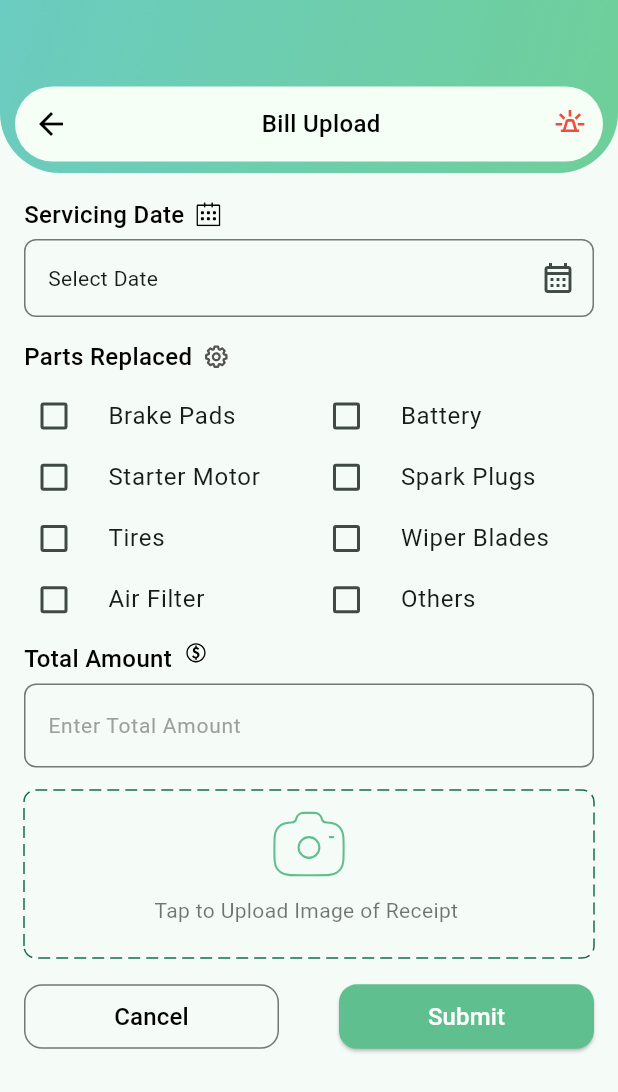
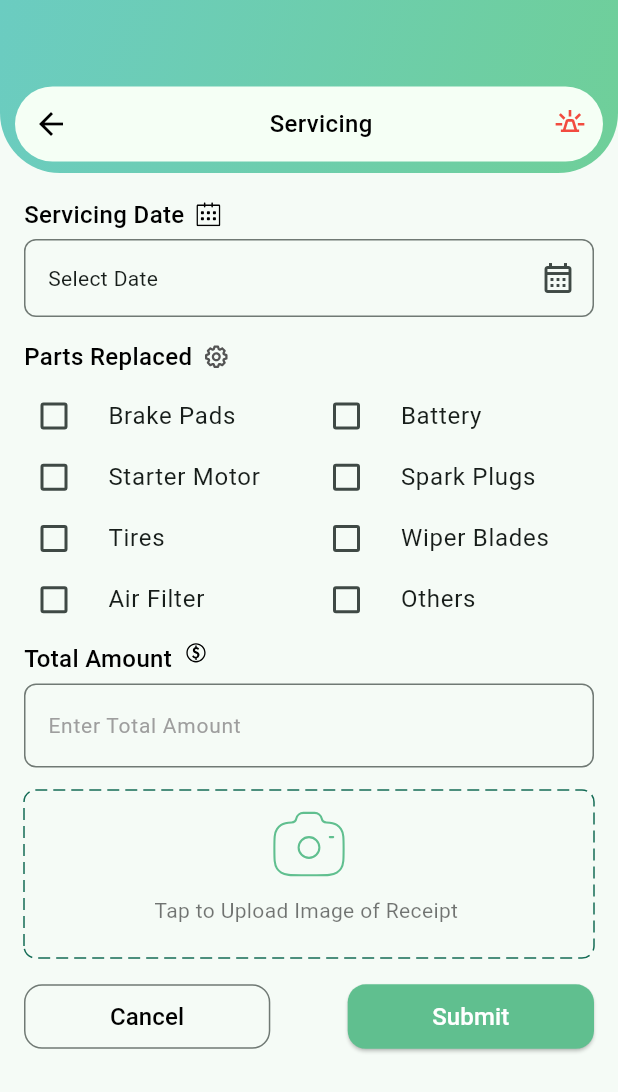
Before and after one commit to webstudioflutter/sms-driver, a Flutter app: the LogServicingForm screen opened directly, on a phone screen of 412 x 824 dp. Shown: the top 1092 px of the screen. Run offline on Flutter 3.47's test engine with Material 3 defaults, Android fonts, the phone set to English and light mode, and no system bars; drawn by our look-alikes of dotted_border; our stand-ins replace flutter_svg, image_picker.

Commit message:
new commit

```diff
--- a/lib/screen/servicing/log_servicing_form.dart
+++ b/lib/screen/servicing/log_servicing_form.dart
@@ -1,6 +1,7 @@
 import 'dart:async';
 import 'dart:io';
 
+import 'package:driver_app/core/utils/util.dart';
 import 'package:driver_app/core/widgets/FileUploadedWidget.dart';
 import 'package:driver_app/core/widgets/custom_app_bar.dart';
 import 'package:driver_app/screen/servicing/servicing_main.dart';
@@ -50,7 +51,7 @@ class _LogServicingFormState extends State<LogServicingForm> {
     return Scaffold(
         appBar: customBar(
           context: context,
-          title: 'Bill Upload',
+          title: 'Servicing',
         ),
         body: ListView(
           padding: const EdgeInsets.all(16),
@@ -81,9 +82,9 @@ class _LogServicingFormState extends State<LogServicingForm> {
                       borderRadius: BorderRadius.circular(12),
                     ),
                   ),
-                  child: const SizedBox(
-                    width: 150,
-                    child: Text(
+                  child: SizedBox(
+                    width: getWidth(context) * 0.35,
+                    child: const Text(
                       textAlign: TextAlign.center,
                       'Cancel',
                       style: TextStyle(
@@ -104,9 +105,9 @@ class _LogServicingFormState extends State<LogServicingForm> {
                       borderRadius: BorderRadius.circular(12),
                     ),
                   ),
-                  child: const SizedBox(
-                    width: 150,
-                    child: Text(
+                  child: SizedBox(
+                    width: getWidth(context) * 0.35,
+                    child: const Text(
                       textAlign: TextAlign.center,
                       'Submit',
                       style: TextStyle(
```
Also changed, not shown: lib/screen/bill/bill_method.dart (+9 -6 lines), lib/screen/login_and_logout/login.dart (+22 -16 lines).
